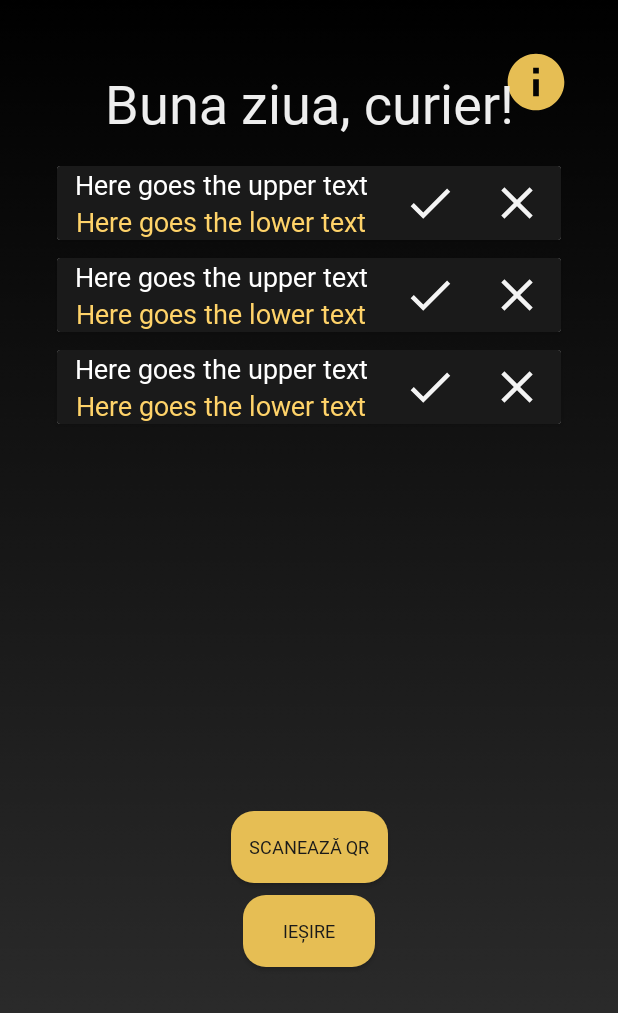
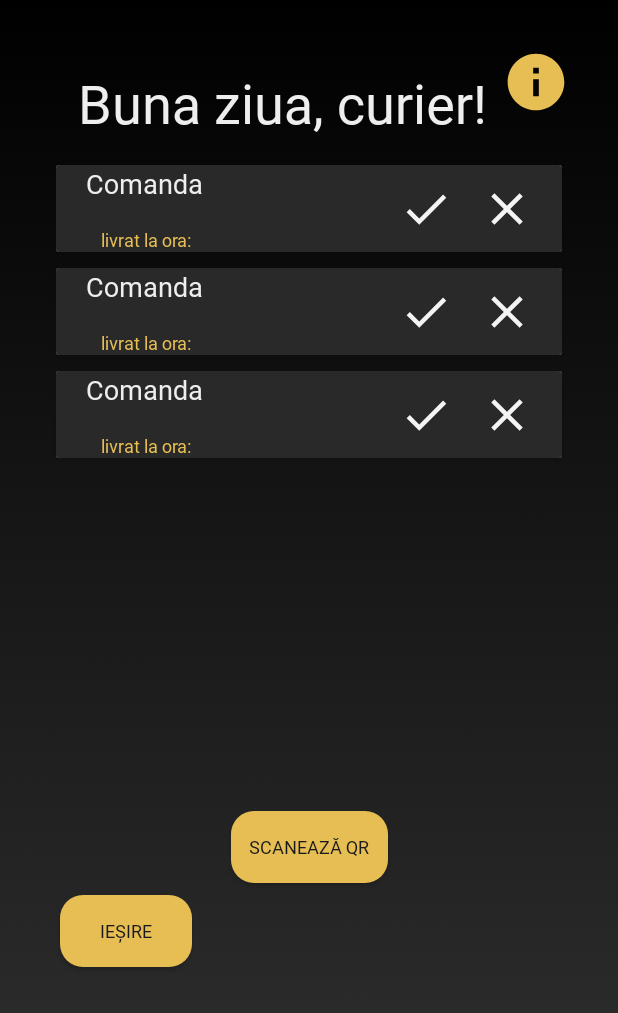
Before and after one commit to DrgOv/IC-project, an Android app: the layout activity_courier.xml on its own in the app's theme, with its tools: preview values and no code run, on a phone screen of 412 x 824 dp. Shown: the top 1013 px of the screen. Run offline under Robolectric (Android 15) with nearby library versions, the phone set to English and light mode, and no system bars.

Commit message:
Courier's info page and some fixes

```diff
--- a/app/src/main/java/proj/ezcolet/Adapter.kt
+++ b/app/src/main/java/proj/ezcolet/Adapter.kt
@@ -20,8 +20,8 @@ class Adapter(private val List:List<ExampleItem>):RecyclerView.Adapter<Adapter.V
 
     override fun getItemCount()=List.size
     class ViewHolder(itemView: View):RecyclerView.ViewHolder(itemView){
-        val textView1: TextView =itemView.findViewById(R.id.upperTextView)
-        val textView2: TextView=itemView.findViewById(R.id.lowerTextView)
+        val textView1: TextView =itemView.findViewById(R.id.text_view_card1)
+        val textView2: TextView=itemView.findViewById(R.id.text_view_card2)
     }
 
 }
--- /dev/null
+++ b/app/src/main/res/drawable/ic_baseline_thumb_up_24.xml
@@ -0,0 +1,5 @@
+<vector android:height="15dp" android:tint="#E6BE54"
+    android:viewportHeight="24" android:viewportWidth="24"
+    android:width="15dp" xmlns:android="http://schemas.android.com/apk/res/android">
+    <path android:fillColor="@android:color/white" android:pathData="M1,21h4L5,9L1,9v12zM23,10c0,-1.1 -0.9,-2 -2,-2h-6.31l0.95,-4.57 0.03,-0.32c0,-0.41 -0.17,-0.79 -0.44,-1.06L14.17,1 7.59,7.59C7.22,7.95 7,8.45 7,9v10c0,1.1 0.9,2 2,2h9c0.83,0 1.54,-0.5 1.84,-1.22l3.02,-7.05c0.09,-0.23 0.14,-0.47 0.14,-0.73v-2z"/>
+</vector>
--- a/app/src/main/res/layout/activity_courier.xml
+++ b/app/src/main/res/layout/activity_courier.xml
@@ -32,6 +32,7 @@
         android:text="@string/welcomeCourierTextView"
         android:textCursorDrawable="@drawable/edit_text_cursor"
         app:layout_constraintEnd_toEndOf="parent"
+        app:layout_constraintHorizontal_bias="0.157"
         app:layout_constraintStart_toStartOf="parent"
         app:layout_constraintTop_toTopOf="parent" />
 
@@ -51,9 +52,11 @@
         android:layout_width="wrap_content"
         android:layout_height="wrap_content"
         android:layout_margin="@dimen/small_margin"
+        android:layout_marginTop="32dp"
         android:text="@string/backBtn"
         android:textCursorDrawable="@drawable/edit_text_cursor"
         app:layout_constraintEnd_toEndOf="parent"
+        app:layout_constraintHorizontal_bias="0.104"
         app:layout_constraintStart_toStartOf="parent"
         app:layout_constraintTop_toBottomOf="@+id/scanQRBtn" />
 
--- a/app/src/main/res/layout/element.xml
+++ b/app/src/main/res/layout/element.xml
@@ -4,70 +4,69 @@
     xmlns:tools="http://schemas.android.com/tools"
     android:layout_width="match_parent"
     android:layout_height="wrap_content"
-    android:layout_margin="@dimen/x_small_margin">
+    android:layout_margin="5dp">
 
     <androidx.constraintlayout.widget.ConstraintLayout
         android:layout_width="match_parent"
         android:layout_height="wrap_content"
-        android:background="@color/dark_gray">
-
+        android:background="#292929"
+        android:paddingStart="10dp"
+        android:paddingEnd="10dp">
 
         <LinearLayout
-            android:layout_width="0dp"
-            android:layout_height="wrap_content"
-            android:orientation="horizontal"
-            app:layout_constraintBottom_toBottomOf="parent"
-            app:layout_constraintEnd_toEndOf="parent"
-            app:layout_constraintStart_toStartOf="parent"
-            app:layout_constraintTop_toTopOf="parent">
+            android:layout_width="match_parent"
+            android:layout_height="match_parent"
+            tools:layout_editor_absoluteX="94dp"
+            tools:layout_editor_absoluteY="3dp">
+
+            <LinearLayout
+                android:layout_width="210dp"
+                android:layout_height="match_parent"
+                android:orientation="vertical">
+
+                <TextView
+                    android:id="@+id/text_view_card1"
+                    android:layout_width="match_parent"
+                    android:layout_height="41dp"
+                    android:layout_marginLeft="10dp"
+                    android:layout_weight="1"
+                    android:text="Comanda"
+                    android:textSize="18sp" />
+
+                <TextView
+                    android:id="@+id/text_view_card2"
+                    android:layout_width="match_parent"
+                    android:layout_height="wrap_content"
+                    android:layout_marginLeft="20dp"
+                    android:layout_weight="0"
+                    android:text="livrat la ora:"
+                    android:textColor="#E6BE54" />
+
+            </LinearLayout>
 
             <LinearLayout
                 android:layout_width="wrap_content"
-                android:layout_height="wrap_content"
-                android:orientation="vertical"
-                android:gravity="center">
+                android:layout_height="match_parent"
+                android:layout_weight="1"
+                android:orientation="horizontal">
 
-                <TextView
-                    android:id="@+id/upperTextView"
+                <ImageButton
+                    android:id="@+id/checkButton"
                     android:layout_width="wrap_content"
-                    android:layout_height="wrap_content"
-                    android:paddingStart="@dimen/medium_padding"
-                    android:paddingEnd="@dimen/medium_padding"
-                    android:text="@string/upperTextCardView"
-                    android:textColor="@color/white"
-                    android:textSize="@dimen/small_heading"/>
+                    android:layout_height="match_parent"
+                    android:layout_weight="1"
+                    android:background="@null"
+                    app:srcCompat="@drawable/ic_baseline_done_24" />
 
-                <TextView
-                    android:id="@+id/lowerTextView"
+                <ImageButton
+                    android:id="@+id/xButton"
                     android:layout_width="wrap_content"
-                    android:layout_height="wrap_content"
-                    android:paddingStart="@dimen/medium_padding"
-                    android:paddingEnd="@dimen/medium_padding"
-                    android:text="@string/LowerTextCardView"
-                    android:textColor="@color/yellow"
-                    android:textSize="@dimen/small_heading"/>
-
+                    android:layout_height="match_parent"
+                    android:layout_weight="1"
+                    android:background="@null"
+                    app:srcCompat="@drawable/ic_baseline_clear_24" />
             </LinearLayout>
 
-            <ImageButton
-                android:id="@+id/imageButton"
-                android:layout_width="wrap_content"
-                android:layout_height="wrap_content"
-                android:layout_weight="1"
-                app:srcCompat="@drawable/ic_baseline_done_24"
-                android:background="@null"
-                android:layout_gravity="center"/>
-
-            <ImageButton
-                android:id="@+id/deleteImageBtn"
-                android:layout_width="wrap_content"
-                android:layout_height="wrap_content"
-                android:layout_weight="1"
-                app:srcCompat="@drawable/ic_baseline_clear_24"
-                android:background="@null"
-                android:layout_gravity="center"/>
-
         </LinearLayout>
-
     </androidx.constraintlayout.widget.ConstraintLayout>
 </androidx.cardview.widget.CardView>
```
Also changed, not shown: app/src/main/AndroidManifest.xml (+13 -6 lines), app/src/main/java/proj/ezcolet/CourierActivity.kt (+10 -1 lines), app/src/main/res/layout/activity_courier_info.xml (+106 -0 lines), app/src/main/res/layout/element_user.xml (added, +73 -0 lines).
